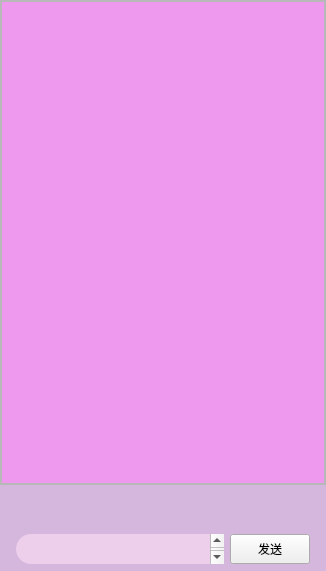
This is ui/untitled3.ui in E-sion/NEEDY-GIRL-OVERDOSE as Qt 5 draws it before an edit. The edited form follows.
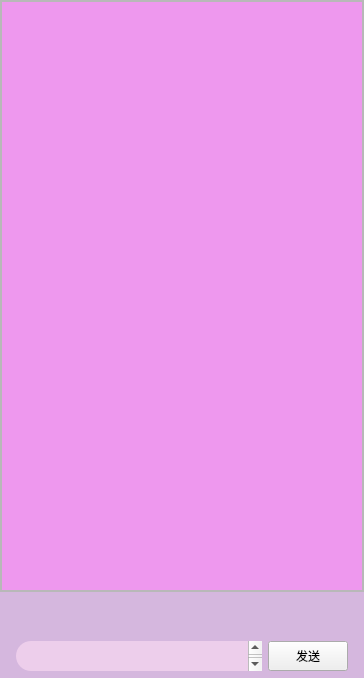
This is the edited form. Icons and pictures are not drawn.

What changed in the file:
```diff
--- a/ui/untitled3.ui
+++ b/ui/untitled3.ui
@@ -9,8 +9,8 @@
    <rect>
     <x>0</x>
     <y>0</y>
-    <width>326</width>
-    <height>571</height>
+    <width>364</width>
+    <height>678</height>
    </rect>
   </property>
   <property name="windowTitle">
@@ -98,8 +98,8 @@
            <rect>
             <x>0</x>
             <y>0</y>
-            <width>322</width>
-            <height>392</height>
+            <width>360</width>
+            <height>499</height>
            </rect>
           </property>
           <property name="styleSheet">
```
